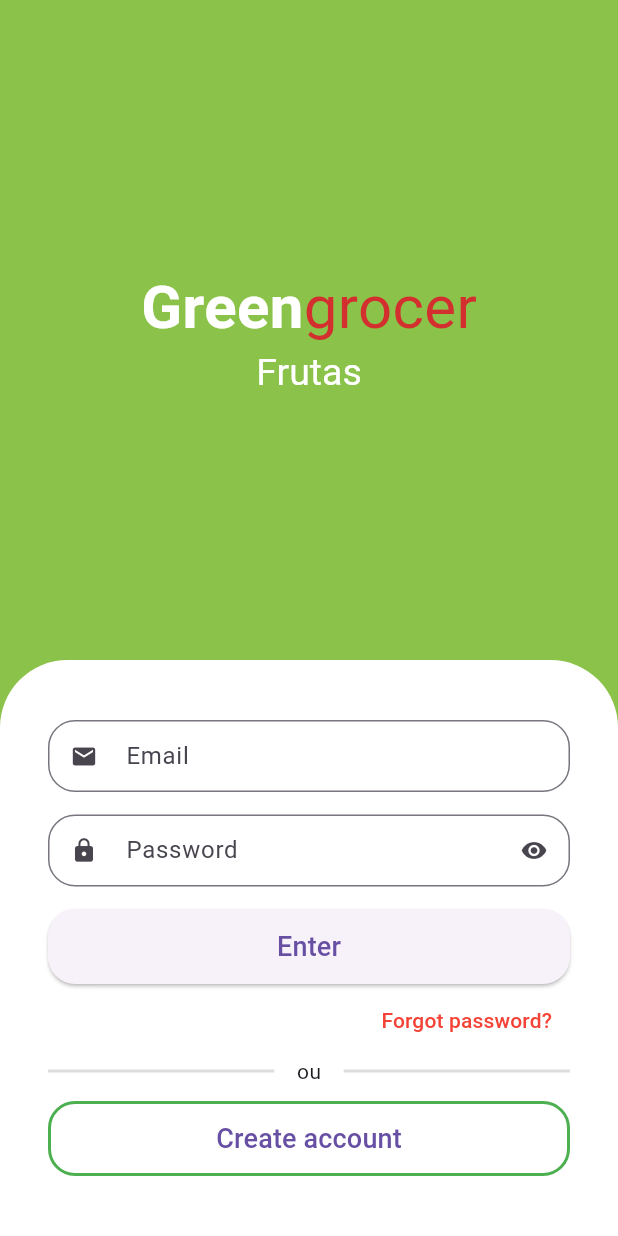
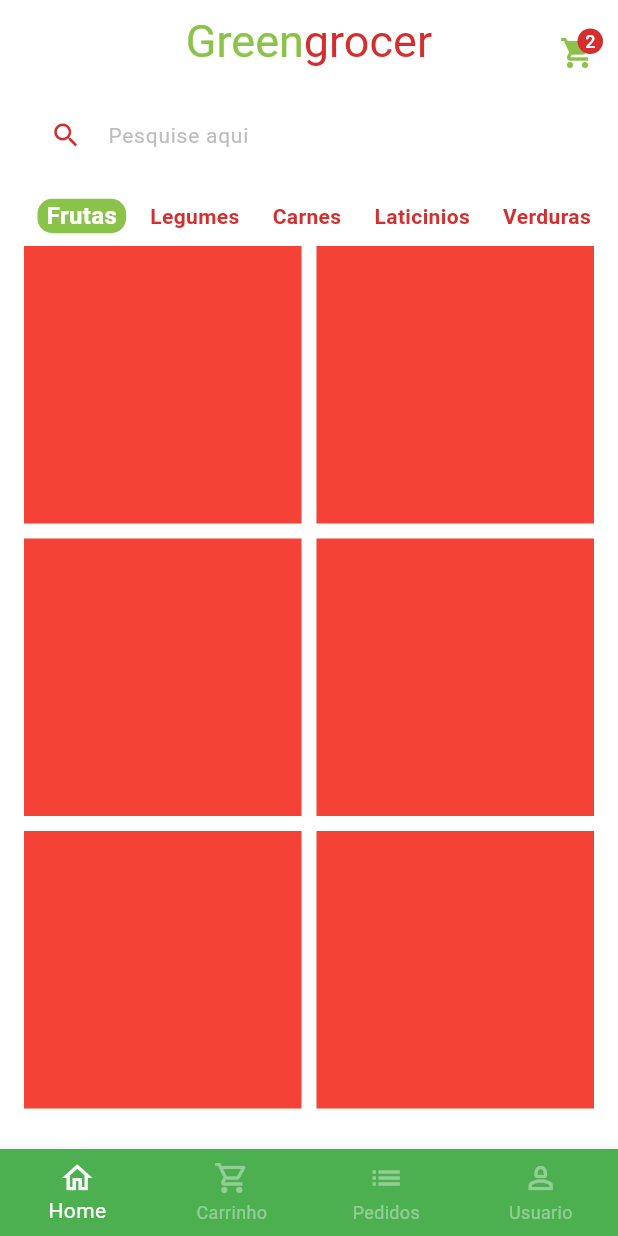
Before and after one commit to alexanderalv03/fruit_shop, a Flutter app: the screen it shows after launch, after a tap on "Enter", on a phone screen of 412 x 824 dp. Run offline on Flutter 3.47's test engine with Material 3 defaults, Android fonts, the phone set to English and light mode, and no system bars; drawn by our look-alikes of animated_text_kit, badges; our stand-ins replace mask_text_input_formatter.

Commit message:
update home tab

```diff
--- a/lib/main.dart
+++ b/lib/main.dart
@@ -1,5 +1,5 @@
 import 'package:flutter/material.dart';
-import 'package:fruit_shop/src/auth/sign_in_screen.dart';
+import 'package:fruit_shop/src/pages/auth/sign_in_screen.dart';
 
 void main() {
   runApp(const MyApp());
@@ -12,7 +12,10 @@ class MyApp extends StatelessWidget {
   Widget build(BuildContext context) {
     return MaterialApp(
       title: 'Fruit Shop',
-      theme: ThemeData(primarySwatch: Colors.green),
+      theme: ThemeData(
+        primarySwatch: Colors.green,
+        scaffoldBackgroundColor: Colors.white.withAlpha(190),
+      ),
       debugShowCheckedModeBanner: false,
       home: const SignInScreen(),
     );
--- a/lib/src/auth/components/custom_test_field.dart
+++ b/lib/src/pages/auth/components/custom_test_field.dart
@@ -1,15 +1,18 @@
 import 'package:flutter/material.dart';
+import 'package:flutter/services.dart';
 
 class CustomTextField extends StatefulWidget {
   final IconData icon;
   final String label;
   final bool isSecret;
+  final List<TextInputFormatter>? inputFormatters;
 
   const CustomTextField({
     super.key,
     required this.icon,
     required this.label,
     this.isSecret = false,
+    this.inputFormatters,
   });
 
   @override
@@ -31,6 +34,7 @@ class _CustomTextFieldState extends State<CustomTextField> {
     return Padding(
       padding: const EdgeInsets.only(bottom: 15),
       child: TextFormField(
+        inputFormatters: widget.inputFormatters,
         obscureText: isObscure,
         decoration: InputDecoration(
           prefixIcon: Icon(widget.icon),
--- a/lib/src/auth/sign_in_screen.dart
+++ b/lib/src/pages/auth/sign_in_screen.dart
@@ -1,7 +1,8 @@
 import 'package:animated_text_kit/animated_text_kit.dart';
 import 'package:flutter/material.dart';
-import 'package:fruit_shop/src/auth/components/custom_test_field.dart';
-import 'package:fruit_shop/src/auth/sign_up_screen.dart';
+import 'package:fruit_shop/src/pages/auth/components/custom_test_field.dart';
+import 'package:fruit_shop/src/pages/auth/sign_up_screen.dart';
+import 'package:fruit_shop/src/pages/base/base_screen.dart';
 import 'package:fruit_shop/src/config/custom_colors.dart';
 
 class SignInScreen extends StatelessWidget {
@@ -107,7 +108,15 @@ class SignInScreen extends StatelessWidget {
                             borderRadius: BorderRadius.circular(18),
                           ),
                         ),
-                        onPressed: () {},
+                        onPressed: () {
+                          Navigator.of(context).pushReplacement(
+                            MaterialPageRoute(
+                              builder: (c) {
+                                return const BaseScreen();
+                              },
+                            ),
+                          );
+                        },
                         child: const Text(
                           'Enter',
                           style: TextStyle(fontSize: 18),
--- /dev/null
+++ b/lib/src/pages/base/base_screen.dart
@@ -0,0 +1,62 @@
+import 'package:flutter/material.dart';
+import 'package:fruit_shop/src/pages/home/home_tab.dart';
+
+class BaseScreen extends StatefulWidget {
+  const BaseScreen({Key? key}) : super(key: key);
+
+  @override
+  State<BaseScreen> createState() => _BaseScreenState();
+}
+
+class _BaseScreenState extends State<BaseScreen> {
+  int currentIndex = 0;
+  final pageController = PageController();
+
+  @override
+  Widget build(BuildContext context) {
+    return Scaffold(
+      body: PageView(
+        physics: const NeverScrollableScrollPhysics(),
+        controller: pageController,
+        children: [
+          const HomeTab(),
+          Container(color: Colors.yellow),
+          Container(color: Colors.blue),
+          Container(color: Colors.purple),
+        ],
+      ),
+
+      bottomNavigationBar: BottomNavigationBar(
+        currentIndex: currentIndex,
+        onTap: (index) {
+          setState(() {
+            currentIndex = index;
+            pageController.jumpToPage(index);
+          });
+          ;
+        },
+        type: BottomNavigationBarType.fixed,
+        backgroundColor: Colors.green,
+        selectedItemColor: Colors.white,
+        unselectedItemColor: Colors.white.withAlpha(100),
+        items: const [
+          BottomNavigationBarItem(
+            icon: Icon(Icons.home_outlined),
+            label: 'Home',
+          ),
+
+          BottomNavigationBarItem(
+            icon: Icon(Icons.shopping_cart_outlined),
+            label: 'Carrinho',
+          ),
+          BottomNavigationBarItem(icon: Icon(Icons.list), label: 'Pedidos'),
+
+          BottomNavigationBarItem(
+            icon: Icon(Icons.person_2_outlined),
+            label: 'Usuario',
+          ),
+        ],
+      ),
+    );
+  }
+}
--- /dev/null
+++ b/lib/src/pages/home/components/category_tile.dart
@@ -0,0 +1,44 @@
+import 'package:flutter/material.dart';
+import 'package:fruit_shop/src/config/custom_colors.dart';
+
+class CategoryTile extends StatelessWidget {
+  const CategoryTile({
+    Key? key,
+    required this.category,
+    required this.isSelected,
+    required this.onPressed,
+  }) : super(key: key);
+
+  final String category;
+  final bool isSelected;
+  final VoidCallback onPressed;
+
+  @override
+  Widget build(BuildContext context) {
+    return GestureDetector(
+      onTap: onPressed,
+      child: Align(
+        alignment: Alignment.center,
+        child: Container(
+          padding: const EdgeInsets.symmetric(horizontal: 6),
+          decoration: BoxDecoration(
+            borderRadius: BorderRadius.circular(10),
+            color: isSelected
+                ? CustomColors.customSwatchColor
+                : Colors.transparent,
+          ),
+          child: Text(
+            category,
+            style: TextStyle(
+              color: isSelected
+                  ? Colors.white
+                  : CustomColors.customContrastColor,
+              fontWeight: FontWeight.bold,
+              fontSize: isSelected ? 16 : 14,
+            ),
+          ),
+        ),
+      ),
+    );
+  }
+}
--- /dev/null
+++ b/lib/src/pages/home/home_tab.dart
@@ -0,0 +1,133 @@
+import 'package:flutter/foundation.dart';
+import 'package:flutter/material.dart';
+import 'package:fruit_shop/src/config/custom_colors.dart';
+import 'package:badges/badges.dart' as packageBadge;
+import 'package:fruit_shop/src/pages/home/components/category_tile.dart';
+import 'package:fruit_shop/src/config/app_data.dart' as appData;
+
+class HomeTab extends StatefulWidget {
+  const HomeTab({Key? key}) : super(key: key);
+
+  @override
+  State<HomeTab> createState() => _HomeTabState();
+}
+
+class _HomeTabState extends State<HomeTab> {
+  String selectedCategory = 'Frutas';
+
+  @override
+  Widget build(BuildContext context) {
+    return Scaffold(
+      // APP BAR
+      appBar: AppBar(
+        backgroundColor: Colors.transparent,
+        elevation: 0,
+        centerTitle: true,
+        title: Text.rich(
+          TextSpan(
+            style: TextStyle(fontSize: 30),
+            children: [
+              TextSpan(
+                text: 'Green',
+                style: TextStyle(color: CustomColors.customSwatchColor),
+              ),
+              TextSpan(
+                text: 'grocer',
+                style: TextStyle(color: CustomColors.customContrastColor),
+              ),
+            ],
+          ),
+        ),
+        actions: [
+          Padding(
+            padding: const EdgeInsets.only(top: 15, right: 15),
+            child: GestureDetector(
+              onTap: () {},
+              child: Badge(
+                backgroundColor: CustomColors.customContrastColor,
+                label: const Text(
+                  '2',
+                  style: TextStyle(color: Colors.white, fontSize: 12),
+                ),
+                child: Icon(
+                  Icons.shopping_cart,
+                  color: CustomColors.customSwatchColor,
+                ),
+              ),
+            ),
+          ),
+        ],
+      ),
+
+      body: Column(
+        children: [
+          // TODO: SEARCH FIELD
+          Padding(
+            padding: const EdgeInsets.symmetric(horizontal: 20, vertical: 10),
+            child: TextFormField(
+              decoration: InputDecoration(
+                filled: true,
+                fillColor: Colors.white,
+                isDense: true,
+                hintText: 'Pesquise aqui',
+                hintStyle: TextStyle(color: Colors.grey.shade400, fontSize: 14),
+
+                prefixIcon: Icon(
+                  Icons.search,
+                  color: CustomColors.customContrastColor,
+                  size: 21,
+                ),
+                border: OutlineInputBorder(
+                  borderRadius: BorderRadius.circular(60),
+                  borderSide: const BorderSide(
+                    width: 0,
+                    style: BorderStyle.none,
+                  ),
+                ),
+              ),
+            ),
+          ),
+
+          // CATEGORY
+          Container(
+            padding: const EdgeInsets.only(left: 25),
+            height: 40,
+            child: ListView.separated(
+              scrollDirection: Axis.horizontal,
+              itemBuilder: (_, index) {
+                return CategoryTile(
+                  onPressed: () {
+                    setState(() {
+                      selectedCategory = appData.categories[index];
+                    });
+                  },
+                  category: appData.categories[index],
+                  isSelected: appData.categories[index] == selectedCategory,
+                );
+              },
+              separatorBuilder: (_, index) => const SizedBox(width: 10),
+              itemCount: appData.categories.length,
+            ),
+          ),
+
+          // TODO: GRID
+          Expanded(
+            child: GridView.builder(
+              padding: const EdgeInsets.fromLTRB(16, 0, 16, 16),
+              physics: const BouncingScrollPhysics(),
+              gridDelegate: const SliverGridDelegateWithFixedCrossAxisCount(
+                crossAxisCount: 2,
+                mainAxisSpacing: 10,
+                crossAxisSpacing: 10,
+              ),
+              itemCount: appData.items.length,
+              itemBuilder: (_, index) {
+                return Container(color: Colors.red);
+              },
+            ),
+          ),
+        ],
+      ),
+    );
+  }
+}
```
Also changed, not shown: lib/src/config/app_data.dart (added, +65 -0 lines), lib/src/models/item_model.dart (added, +15 -0 lines), lib/src/pages/auth/sign_up_screen.dart (renamed from lib/src/auth/sign_up_screen.dart, +7 -6 lines), pubspec.yaml (+4 -3 lines), assets/fruits/apple.png (added), assets/fruits/grape.png (added), assets/fruits/guava.png (added), assets/fruits/kiwi.png (added), assets/fruits/mango.png (added), assets/fruits/papaya.png (added), pubspec.lock.
